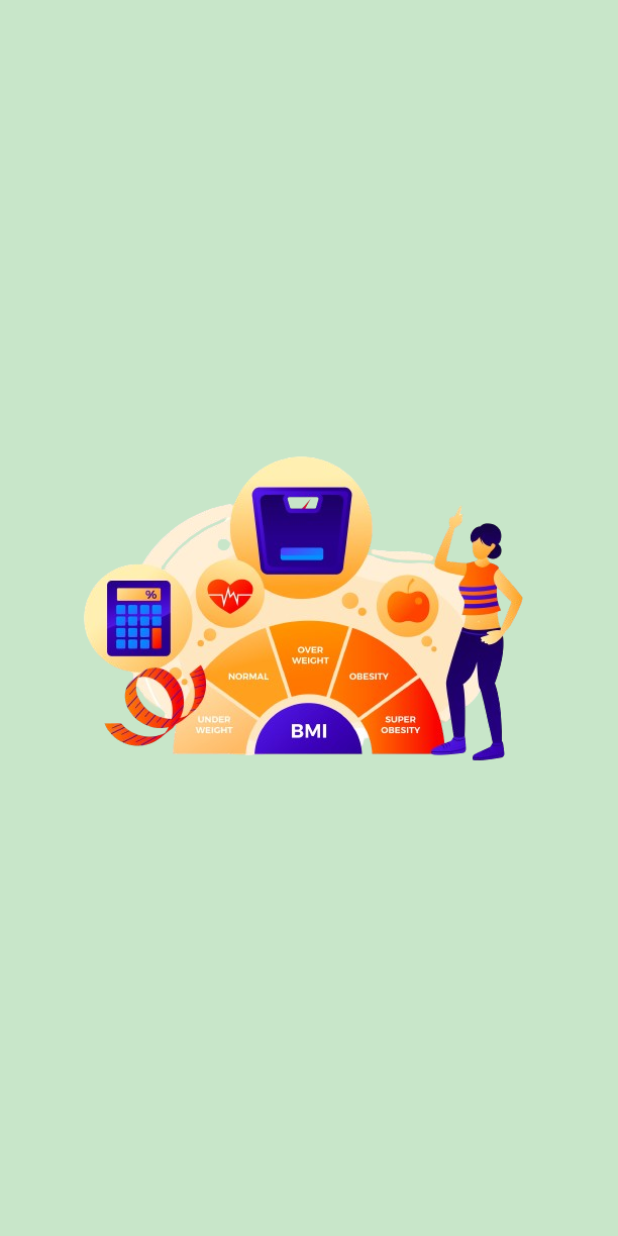
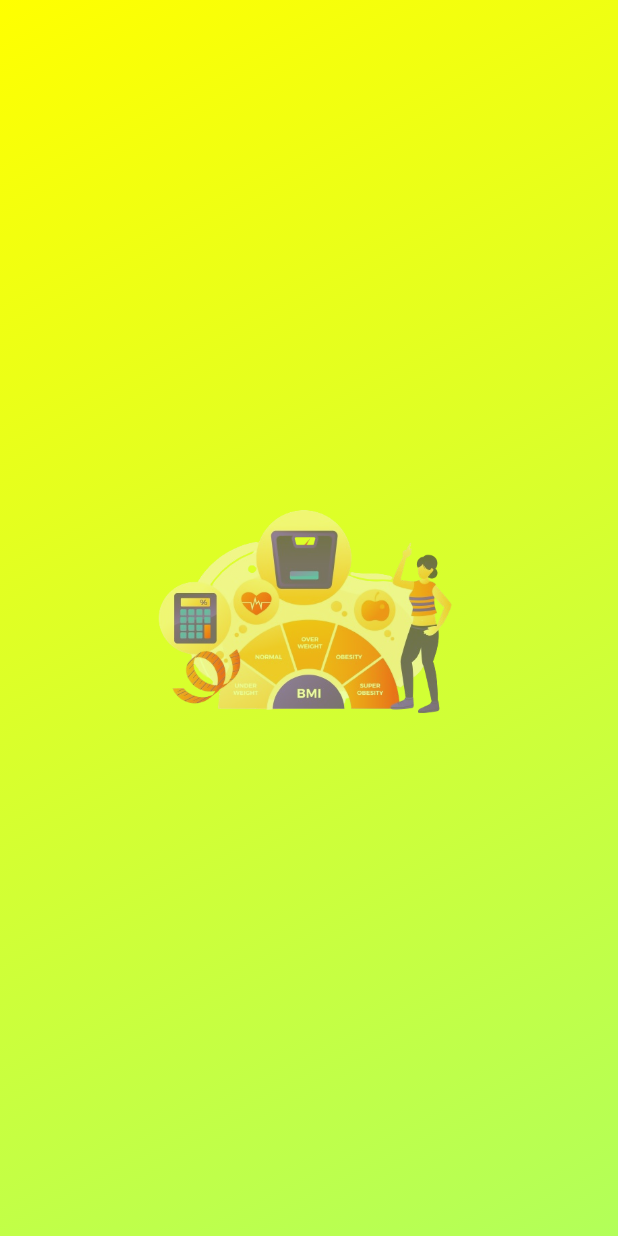
Before and after one commit to mrloknath/BMI-Calculator, a Flutter app: the SplashScreen screen opened directly, on a phone screen of 412 x 824 dp. Run offline on Flutter 3.47's test engine with Material 3 defaults, Android fonts, the phone set to English and light mode, and no system bars.

Commit message:
21.08.24 21:23

```diff
--- a/lib/home.dart
+++ b/lib/home.dart
@@ -121,7 +121,7 @@ class _HomeScreen extends State<HomeScreen>{
               //padding: EdgeInsets.all(10),
               //decoration: BoxDecoration(color: Colors.transparent.withOpacity(0.2),borderRadius: BorderRadius.circular(15)),
               width: double.infinity,
-              height: 450,
+              height: 400,
               child: Row(
                 mainAxisAlignment: MainAxisAlignment.spaceEvenly,
                 children: <Widget>[
--- a/lib/splash_screen.dart
+++ b/lib/splash_screen.dart
@@ -1,6 +1,8 @@
 import 'package:flutter/material.dart';
 import 'dart:async';
 import 'home.dart';
+
+
 
 class SplashScreen extends StatefulWidget{
   const SplashScreen({super.key});
@@ -11,11 +13,19 @@ class SplashScreen extends StatefulWidget{
 }
 
 class _SplashScreenState extends State<SplashScreen> {
+  bool _isDisappearing = false;
+
+  void _snap() {
+    setState(() {
+      _isDisappearing = true;
+    });
+  }
+
   @override
   void initState() {
     super.initState();
-
-    Timer(const Duration(seconds: 2), (){
+    Timer(const Duration(seconds: 1), _snap);
+    Timer(const Duration(seconds: 3), (){
       Navigator.pushReplacement(context,
           MaterialPageRoute(
               builder:(context) => const HomeScreen()));
@@ -26,11 +36,28 @@ class _SplashScreenState extends State<SplashScreen> {
   Widget build(BuildContext context) {
    return Scaffold(
      body: Container(
+       decoration: const BoxDecoration(
+         //color: Colors.green.shade100,
+           gradient: LinearGradient(
+             colors: [Colors.yellowAccent,Colors.lightGreenAccent],
+             begin: Alignment.topLeft,
+             end: Alignment.bottomRight,
+           )
+       ),
        width: double.infinity,
        height: double.infinity,
-       color: Colors.green.shade100,
-       child:  Center(
-           child: Image.asset('assets/images/splashscreen.png'),
+       child: Center(
+         child: AnimatedOpacity(
+           opacity: _isDisappearing ? 0.0 : 1.0,
+           duration: const Duration(seconds: 2),
+           child: AnimatedContainer(
+             duration: const Duration(seconds: 2),
+             width: _isDisappearing ? 0.0 : 500.0,
+             height: _isDisappearing ? 0.0 : 500.0,
+             //color: _isDisappearing?Colors.lightGreen:Colors.lightGreen,
+             child: Image.asset('assets/images/splashscreen.png'),
+           ),
+         ),
        ),
      ),
    );
```
